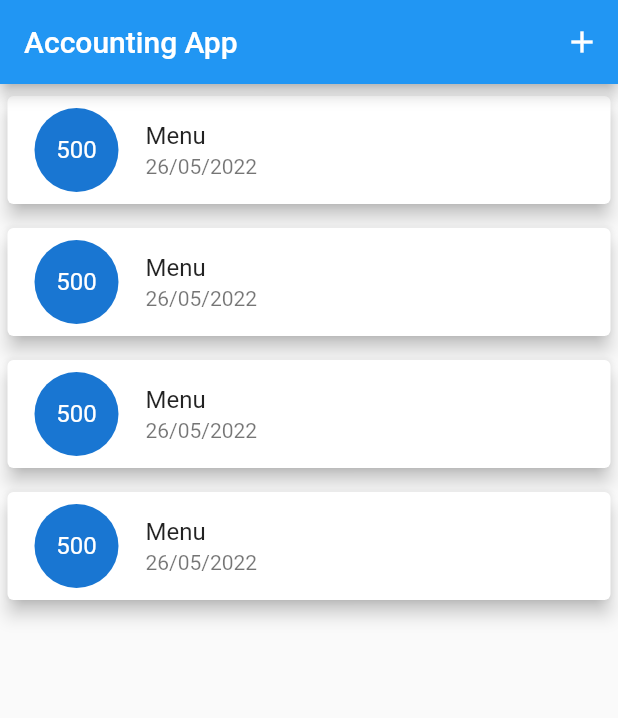
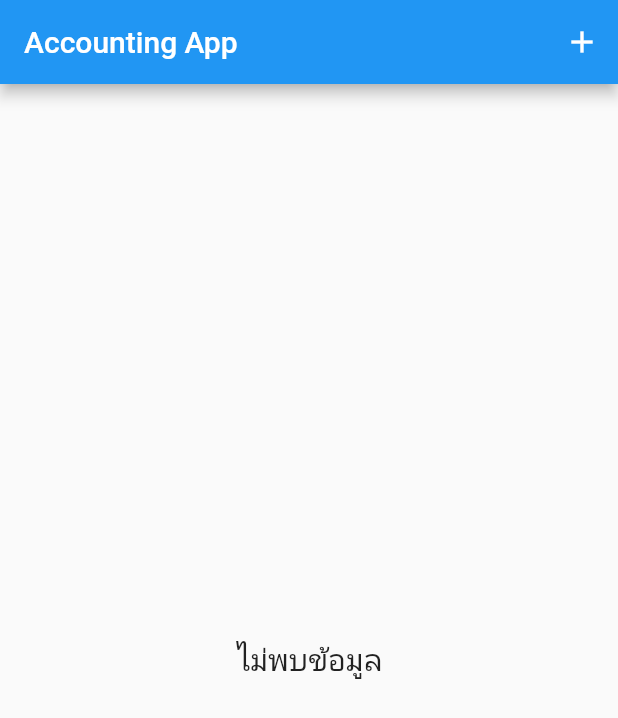
Before and after one commit to Kittisak2001/Flutter-Database, a Flutter app: the screen it shows after launch, on a phone screen of 412 x 824 dp. Shown: the top 718 px of the screen. Run offline on Flutter 3.47's test engine with Material 2 defaults, Android fonts, the phone set to English and light mode, and no system bars.

Commit message:
Update to DateFormat

```diff
--- a/lib/main.dart
+++ b/lib/main.dart
@@ -1,5 +1,9 @@
 import 'package:flutter/material.dart';
+import 'package:flutter_database/models/Tranection.dart';
+import 'package:flutter_database/providers/transection.dart';
 import 'package:flutter_database/screens/from_screen.dart';
+import 'package:intl/intl.dart';
+import 'package:provider/provider.dart';
 
 void main() {
   runApp(const MyApp());
@@ -9,12 +13,19 @@ class MyApp extends StatelessWidget {
   const MyApp({Key? key}) : super(key: key);
   @override
   Widget build(BuildContext context) {
-    return MaterialApp(
-      title: 'Flutter Demo',
-      theme: ThemeData(
-        primarySwatch: Colors.blue,
+    return MultiProvider(
+      providers: [
+        ChangeNotifierProvider(create: (context) {
+          return TransectionProvider();
+        }),
+      ],
+      child: MaterialApp(
+        title: 'Flutter Demo',
+        theme: ThemeData(
+          primarySwatch: Colors.blue,
+        ),
+        home: const MyHomePage(title: 'Accounting App'),
       ),
-      home: const MyHomePage(title: 'Accounting App'),
     );
   }
 }
@@ -48,9 +59,17 @@ class _MyHomePageState extends State<MyHomePage> {
             ),
           ],
         ),
-        body: ListView.builder(
-            itemCount: 4,
+        body: Consumer(builder: (context, TransectionProvider provider,Widget? child) {
+          var count = provider.transection.length;
+          if(count <= 0 ){
+            return Center(
+              child: Text("ไม่พบข้อมูล", style: TextStyle(fontSize: 20),),
+            );
+          }
+          return ListView.builder(
+            itemCount: provider.transection.length,
             itemBuilder: (context, int index) {
+              Transection data = provider.transection[index];
               return Card(
                 elevation: 5,
                 margin: const EdgeInsets.symmetric(vertical: 8, horizontal: 5),
@@ -58,12 +77,13 @@ class _MyHomePageState extends State<MyHomePage> {
                   leading: CircleAvatar(
                       radius: 30,
                       child: FittedBox(
-                    child: Text("500"),
-                  )),
-                  title: Text("Menu"),
-                  subtitle: Text("26/05/2022"),
+                        child: Text(data.amount.toString()),
+                      )),
+                  title: Text(data.title.toString()),
+                  subtitle: Text(DateFormat("dd/MM/yyyy").format(data.date!)),
                 ),
               );
-            }));
+            });
+        },));
   }
 }
--- /dev/null
+++ b/lib/models/Tranection.dart
@@ -0,0 +1,7 @@
+class Transection{
+  String? title;
+  double? amount;
+  DateTime? date;
+
+  Transection({this.title, this.amount, this.date});
+}
--- /dev/null
+++ b/lib/providers/transection.dart
@@ -0,0 +1,19 @@
+import 'package:flutter/foundation.dart';
+import 'package:flutter_database/models/Tranection.dart';
+
+class TransectionProvider with ChangeNotifier{
+  List <Transection> transection = [
+  ];
+
+  List <Transection> getTransection(){
+    return transection;
+  }
+
+  void addTransection(Transection statement){
+    transection.insert(0,statement);
+
+    notifyListeners();
+
+  }
+
+}
--- a/pubspec.yaml
+++ b/pubspec.yaml
@@ -29,6 +29,9 @@ environment:
 dependencies:
   flutter:
     sdk: flutter
+  provider: ^6.0.3
+  intl: ^0.17.0
+
 
 
   # The following adds the Cupertino Icons font to your application.
@@ -38,6 +41,7 @@ dependencies:
 dev_dependencies:
   flutter_test:
     sdk: flutter
+
 
   # The "flutter_lints" package below contains a set of recommended lints to
   # encourage good coding practices. The lint set provided by the package is
```
Also changed, not shown: lib/screens/from_screen.dart (+39 -2 lines), pubspec.lock.
